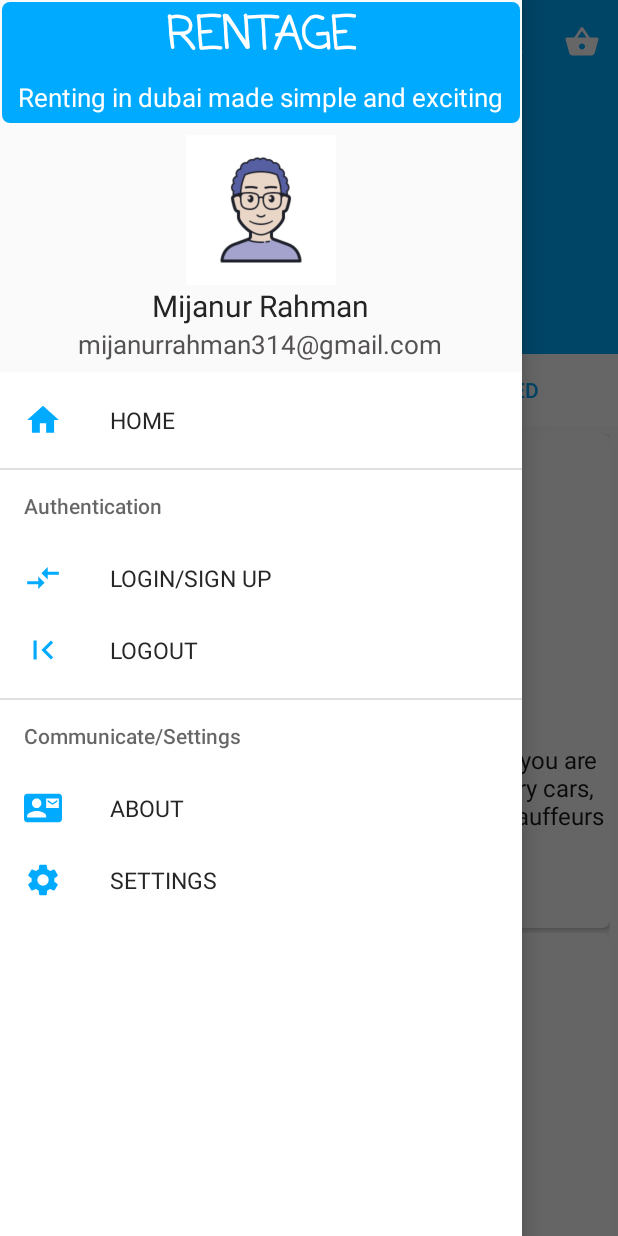
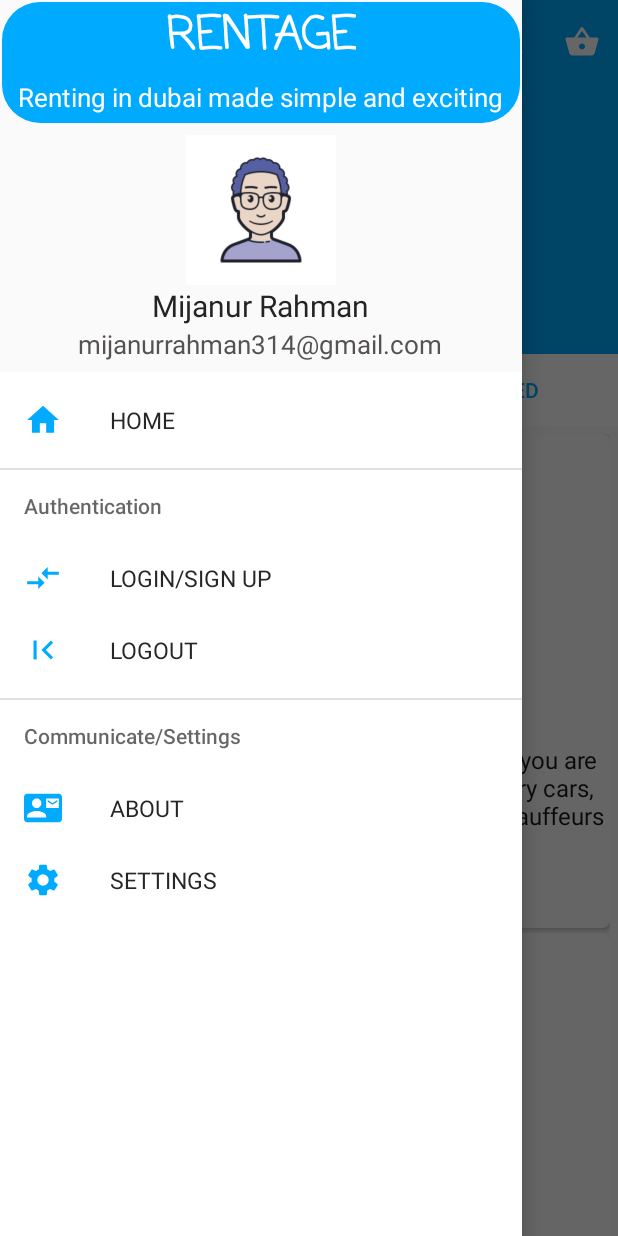
Before and after one commit to InnovexIT-Syl/Rentage, an Android app: the screen it shows after launch (MainActivity), with the side drawer open, on a phone screen of 412 x 824 dp. Run offline under Robolectric (Android 15) with nearby library versions, the phone set to English and light mode, and no system bars; libraries missing offline, so code that uses them is left out: com.glide.slider; plain views replace SliderLayout; 12 statements that could not run were skipped.

Commit message:
home page, cart page created, specific service,added_cart,cart_pop_up,log_in_sign_up,navigation

```diff
--- a/app/src/main/res/drawable/nav_header_style.xml
+++ b/app/src/main/res/drawable/nav_header_style.xml
@@ -3,10 +3,10 @@
     xmlns:android="http://schemas.android.com/apk/res/android">
     <corners
 
-        android:bottomLeftRadius="5dp"
-        android:bottomRightRadius="5dp"
-        android:topLeftRadius="5dp"
-        android:topRightRadius="5dp"></corners>
+        android:bottomLeftRadius="25dp"
+        android:bottomRightRadius="25dp"
+        android:topLeftRadius="25dp"
+        android:topRightRadius="25dp"></corners>
 
     <solid android:color="@color/colorPrimary">
     </solid>
```
Also changed, not shown: app/src/main/res/drawable/negative_button.xml (+4 -4 lines).
